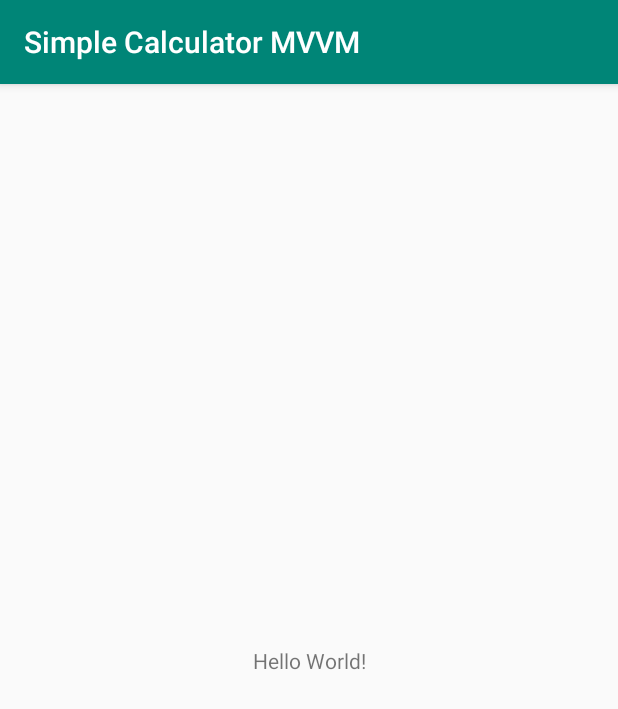
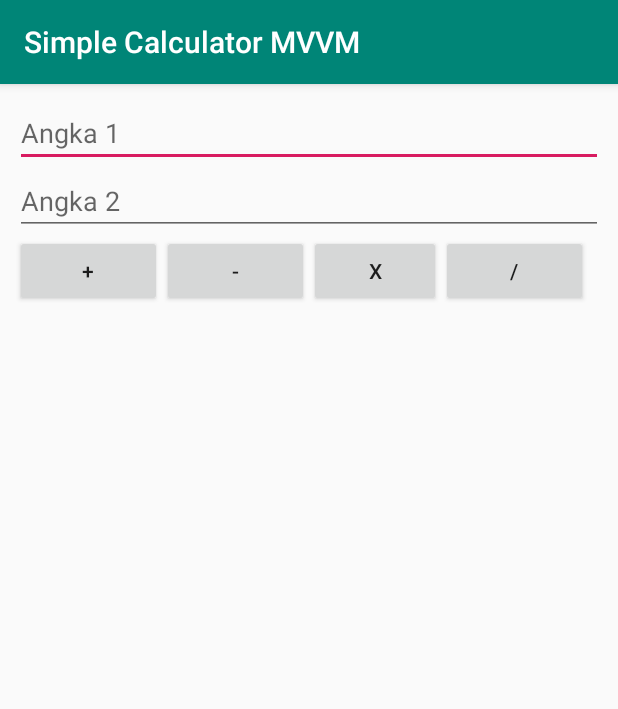
Before and after one commit to republicvirgo/SimpleCalculatorMVVM, an Android app: the screen it shows after launch (MainActivity), on a phone screen of 412 x 824 dp. Shown: the top 709 px of the screen. Run offline under Robolectric (Android 15) with nearby library versions, the phone set to English and light mode, and no system bars.

Commit message:
membuat kakulator sederhana dgn MVVM

```diff
--- a/app/build.gradle
+++ b/app/build.gradle
@@ -22,6 +22,8 @@ dependencies {
     implementation fileTree(dir: 'libs', include: ['*.jar'])
     implementation 'com.android.support:appcompat-v7:28.0.0'
     implementation 'com.android.support.constraint:constraint-layout:1.1.3'
+    implementation 'com.android.support:support-v4:28.0.0'
+    implementation 'android.arch.lifecycle:extensions:1.1.1'
     testImplementation 'junit:junit:4.12'
     androidTestImplementation 'com.android.support.test:runner:1.0.2'
     androidTestImplementation 'com.android.support.test.espresso:espresso-core:3.0.2'
--- a/app/src/main/java/com/visualteknologi/simplecalculatormvvm/MainActivity.java
+++ b/app/src/main/java/com/visualteknologi/simplecalculatormvvm/MainActivity.java
@@ -2,6 +2,8 @@ package com.visualteknologi.simplecalculatormvvm;
 
 import android.support.v7.app.AppCompatActivity;
 import android.os.Bundle;
+
+import com.visualteknologi.simplecalculatormvvm.ui.main.MainFragment;
 
 public class MainActivity extends AppCompatActivity {
 
@@ -9,5 +11,12 @@ public class MainActivity extends AppCompatActivity {
     protected void onCreate(Bundle savedInstanceState) {
         super.onCreate(savedInstanceState);
         setContentView(R.layout.activity_main);
+
+        if(savedInstanceState == null){
+            getSupportFragmentManager().beginTransaction()
+                .replace(R.id.frame, MainFragment.newInstance())
+                .commitNow();
+
+        }
     }
 }
--- /dev/null
+++ b/app/src/main/java/com/visualteknologi/simplecalculatormvvm/ui/main/MainFragment.java
@@ -0,0 +1,152 @@
+package com.visualteknologi.simplecalculatormvvm.ui.main;
+
+import android.arch.lifecycle.Observer;
+import android.arch.lifecycle.ViewModelProviders;
+import android.os.Bundle;
+import android.support.annotation.NonNull;
+import android.support.annotation.Nullable;
+import android.support.v4.app.Fragment;
+import android.text.TextUtils;
+import android.view.LayoutInflater;
+import android.view.View;
+import android.view.ViewGroup;
+import android.widget.Button;
+import android.widget.EditText;
+import android.widget.Toast;
+
+import com.visualteknologi.simplecalculatormvvm.R;
+import com.visualteknologi.simplecalculatormvvm.model.Hasil;
+
+public class MainFragment extends Fragment {
+
+    private MainViewModel mViewModel;
+    EditText etAngka1, etAngka2;
+    Button btnTambah, btnKurang, btnKali, btnBagi;
+
+    public static MainFragment newInstance() {
+        return new MainFragment();
+    }
+
+    @Override
+    public View onCreateView(@NonNull LayoutInflater inflater, @Nullable ViewGroup container,
+                             @Nullable Bundle savedInstanceState) {
+        return inflater.inflate(R.layout.main_fragment, container, false);
+    }
+
+    @Override
+    public void onActivityCreated(@Nullable Bundle savedInstanceState) {
+        super.onActivityCreated(savedInstanceState);
+
+        mViewModel = ViewModelProviders.of(this).get(MainViewModel.class);
+        // TODO: Use the ViewModel
+
+        btnTambah.setOnClickListener(new View.OnClickListener() {
+            @Override
+            public void onClick(View v) {
+                String stringAngka1, stringAngka2;
+                stringAngka1 = etAngka1.getText().toString();
+                stringAngka2 = etAngka2.getText().toString();
+
+                if (TextUtils.isEmpty(stringAngka1)) {
+                    etAngka1.setError("Angka 1 tidak boleh kosong");
+                    etAngka1.requestFocus();
+                } else if (TextUtils.isEmpty(stringAngka2)) {
+                    etAngka2.setError("Angka 2 tidak boleh kosong");
+                    etAngka2.requestFocus();
+                } else {
+                    mViewModel.tambah(stringAngka1, stringAngka2).observe(getActivity(), new Observer<Hasil>() {
+                        @Override
+                        public void onChanged(@Nullable Hasil hasil) {
+                            Toast.makeText(getContext(), hasil.getHasilTambah(), Toast.LENGTH_SHORT).show();
+                        }
+                    });
+                }
+            }
+        });
+
+        btnKurang.setOnClickListener(new View.OnClickListener() {
+            @Override
+            public void onClick(View v) {
+                String stringAngka1, stringAngka2;
+                stringAngka1 = etAngka1.getText().toString();
+                stringAngka2 = etAngka2.getText().toString();
+
+                if (TextUtils.isEmpty(stringAngka1)) {
+                    etAngka1.setError("Angka 1 tidak boleh kosong");
+                    etAngka1.requestFocus();
+                } else if (TextUtils.isEmpty(stringAngka2)) {
+                    etAngka2.setError("Angka 2 tidak boleh kosong");
+                    etAngka2.requestFocus();
+                } else {
+                    mViewModel.kurang(stringAngka1, stringAngka2).observe(getActivity(), new Observer<Hasil>() {
+                        @Override
+                        public void onChanged(@Nullable Hasil hasil) {
+                            Toast.makeText(getContext(), hasil.getHasilKurang(), Toast.LENGTH_SHORT).show();
+                        }
+                    });
+                }
+            }
+        });
+
+        btnKali.setOnClickListener(new View.OnClickListener() {
+            @Override
+            public void onClick(View v) {
+                String stringAngka1, stringAngka2;
+                stringAngka1 = etAngka1.getText().toString();
+                stringAngka2 = etAngka2.getText().toString();
+
+                if (TextUtils.isEmpty(stringAngka1)) {
+                    etAngka1.setError("Angka 1 tidak boleh kosong");
+                    etAngka1.requestFocus();
+                } else if (TextUtils.isEmpty(stringAngka2)) {
+                    etAngka2.setError("Angka 2 tidak boleh kosong");
+                    etAngka2.requestFocus();
+                } else {
+                    mViewModel.kali(stringAngka1, stringAngka2).observe(getActivity(), new Observer<Hasil>() {
+                        @Override
+                        public void onChanged(@Nullable Hasil hasil) {
+                            Toast.makeText(getContext(), hasil.getHasilKali(), Toast.LENGTH_SHORT).show();
+                        }
+                    });
+                }
+            }
+        });
+
+        btnBagi.setOnClickListener(new View.OnClickListener() {
+            @Override
+            public void onClick(View v) {
+                String stringAngka1, stringAngka2;
+                stringAngka1 = etAngka1.getText().toString();
+                stringAngka2 = etAngka2.getText().toString();
+
+                if (TextUtils.isEmpty(stringAngka1)) {
+                    etAngka1.setError("Angka 1 tidak boleh kosong");
+                    etAngka1.requestFocus();
+                } else if (TextUtils.isEmpty(stringAngka2)) {
+                    etAngka2.setError("Angka 2 tidak boleh kosong");
+                    etAngka2.requestFocus();
+                } else {
+                    mViewModel.bagi(stringAngka1, stringAngka2).observe(getActivity(), new Observer<Hasil>() {
+                        @Override
+                        public void onChanged(@Nullable Hasil hasil) {
+                            Toast.makeText(getContext(), hasil.getHasilBagi(), Toast.LENGTH_SHORT).show();
+                        }
+                    });
+                }
+            }
+        });
+    }
+
+    @Override
+    public void onViewCreated(@NonNull View view, @Nullable Bundle savedInstanceState) {
+        super.onViewCreated(view, savedInstanceState);
+
+        etAngka1 = view.findViewById(R.id.etAngka1);
+        etAngka2 = view.findViewById(R.id.etAngka2);
+
+        btnTambah = view.findViewById(R.id.btnTambah);
+        btnKurang = view.findViewById(R.id.btnKurang);
+        btnKali = view.findViewById(R.id.btnKali);
+        btnBagi = view.findViewById(R.id.btnBagi);
+    }
+}
--- a/app/src/main/res/layout/activity_main.xml
+++ b/app/src/main/res/layout/activity_main.xml
@@ -1,18 +1,11 @@
 <?xml version="1.0" encoding="utf-8"?>
-<android.support.constraint.ConstraintLayout xmlns:android="http://schemas.android.com/apk/res/android"
+<FrameLayout xmlns:android="http://schemas.android.com/apk/res/android"
     xmlns:app="http://schemas.android.com/apk/res-auto"
     xmlns:tools="http://schemas.android.com/tools"
     android:layout_width="match_parent"
     android:layout_height="match_parent"
-    tools:context=".MainActivity">
+    tools:context=".MainActivity"
+    android:id="@+id/frame">
 
-    <TextView
-        android:layout_width="wrap_content"
-        android:layout_height="wrap_content"
-        android:text="Hello World!"
-        app:layout_constraintBottom_toBottomOf="parent"
-        app:layout_constraintLeft_toLeftOf="parent"
-        app:layout_constraintRight_toRightOf="parent"
-        app:layout_constraintTop_toTopOf="parent" />
 
-</android.support.constraint.ConstraintLayout>
+</FrameLayout>
--- /dev/null
+++ b/app/src/main/res/layout/main_fragment.xml
@@ -0,0 +1,60 @@
+<?xml version="1.0" encoding="utf-8"?>
+<LinearLayout xmlns:android="http://schemas.android.com/apk/res/android"
+    xmlns:tools="http://schemas.android.com/tools"
+    android:layout_width="match_parent"
+    android:layout_height="match_parent"
+    tools:context=".ui.main.MainFragment"
+    android:orientation="vertical"
+    android:layout_margin="10dp">
+
+    <EditText
+        android:layout_width="match_parent"
+        android:layout_height="wrap_content"
+        android:hint="Angka 1"
+        android:inputType="number"
+        android:id="@+id/etAngka1"/>
+
+    <EditText
+        android:layout_width="match_parent"
+        android:layout_height="wrap_content"
+        android:hint="Angka 2"
+        android:inputType="number"
+        android:id="@+id/etAngka2"/>
+
+    <LinearLayout
+        android:layout_width="match_parent"
+        android:layout_height="wrap_content"
+        android:orientation="horizontal"
+        android:weightSum="4">
+
+        <Button
+            android:layout_width="wrap_content"
+            android:layout_height="wrap_content"
+            android:text="+"
+            android:id="@+id/btnTambah"
+            android:layout_weight="1" />
+
+        <Button
+            android:layout_width="wrap_content"
+            android:layout_height="wrap_content"
+            android:text="-"
+            android:id="@+id/btnKurang"
+            android:layout_weight="1" />
+
+        <Button
+            android:layout_width="wrap_content"
+            android:layout_height="wrap_content"
+            android:id="@+id/btnKali"
+            android:text="x"/>
+
+        <Button
+            android:layout_width="wrap_content"
+            android:layout_height="wrap_content"
+            android:id="@+id/btnBagi"
+            android:layout_weight="1"
+            android:text="/"/>
+
+    </LinearLayout>
+
+
+</LinearLayout>
```
Also changed, not shown: app/src/main/java/com/visualteknologi/simplecalculatormvvm/model/Hasil.java (added, +40 -0 lines), app/src/main/java/com/visualteknologi/simplecalculatormvvm/ui/main/MainViewModel.java (added, +64 -0 lines).
